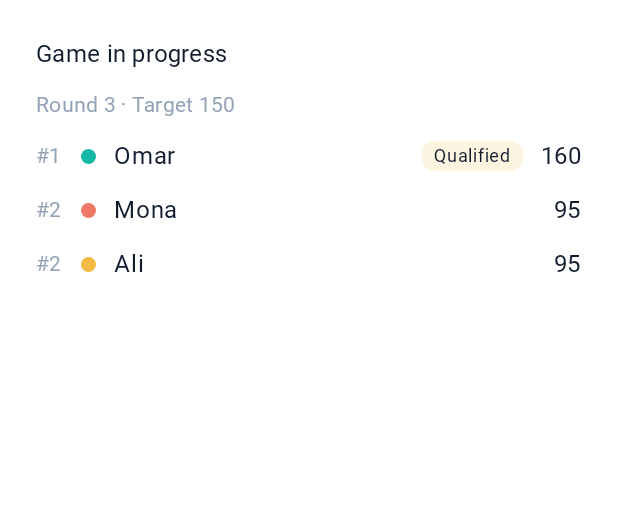
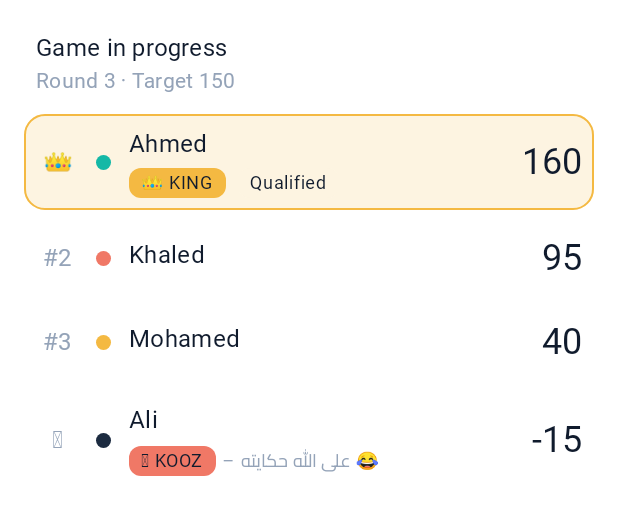
Before and after one commit to khaledX5/kotlin-domino-score-tracker, an Android app built with Jetpack Compose: the @Preview function ActiveGameCardPreview, on a phone screen of 412 x 824 dp. Shown: the top 515 px of the screen. Run offline under Robolectric (Android 15) with nearby library versions, the phone set to English and light mode, and no system bars; Roboto replaces fonts that are not available here.

Commit message:
feat(home): show king and kooz badges with an animated highlight

```diff
--- /dev/null
+++ b/app/src/main/java/io/github/khaledx5/dominoscore/ui/components/RankTitles.kt
@@ -0,0 +1,84 @@
+package io.github.khaledx5.dominoscore.ui.components
+
+import androidx.compose.foundation.layout.Arrangement
+import androidx.compose.foundation.layout.Row
+import androidx.compose.foundation.layout.padding
+import androidx.compose.material3.MaterialTheme
+import androidx.compose.material3.Surface
+import androidx.compose.material3.Text
+import androidx.compose.runtime.Composable
+import androidx.compose.ui.Alignment
+import androidx.compose.ui.Modifier
+import androidx.compose.ui.graphics.Color
+import androidx.compose.ui.res.stringResource
+import androidx.compose.ui.text.font.FontWeight
+import androidx.compose.ui.text.style.TextDirection
+import androidx.compose.ui.tooling.preview.Preview
+import io.github.khaledx5.dominoscore.R
+import io.github.khaledx5.dominoscore.ui.theme.CairoFontFamily
+import io.github.khaledx5.dominoscore.ui.theme.DominoTheme
+import io.github.khaledx5.dominoscore.ui.theme.DominoThemeExtras
+import io.github.khaledx5.dominoscore.ui.theme.Spacing
+
+/** 👑 KING: the player (or players) on the highest score. */
+@Composable
+fun KingBadge(modifier: Modifier = Modifier) {
+    val gameColors = DominoThemeExtras.gameColors
+    TitlePill(
+        text = stringResource(R.string.rank_king_badge),
+        container = gameColors.king,
+        modifier = modifier,
+    )
+}
+
+/** 🪣 KOOZ – على الله حكايته 😂: the player (or players) on the lowest score. The caption stays in Arabic in every language. */
+@Composable
+fun KoozBadge(modifier: Modifier = Modifier) {
+    val gameColors = DominoThemeExtras.gameColors
+    Row(
+        modifier = modifier,
+        verticalAlignment = Alignment.CenterVertically,
+        horizontalArrangement = Arrangement.spacedBy(Spacing.xs),
+    ) {
+        TitlePill(text = stringResource(R.string.rank_kooz_badge), container = gameColors.kooz)
+        Text(
+            text = stringResource(R.string.badge_separator),
+            style = MaterialTheme.typography.labelMedium,
+            color = MaterialTheme.colorScheme.onSurfaceVariant,
+        )
+        Text(
+            text = stringResource(R.string.kooz_caption),
+            style = MaterialTheme.typography.bodySmall.copy(fontFamily = CairoFontFamily),
+            color = MaterialTheme.colorScheme.onSurfaceVariant,
+        )
+    }
+}
+
+@Composable
+private fun TitlePill(text: String, container: Color, modifier: Modifier = Modifier) {
+    Surface(
+        modifier = modifier,
+        shape = MaterialTheme.shapes.extraSmall,
+        color = container,
+        contentColor = MaterialTheme.colorScheme.onSurface,
+    ) {
+        Text(
+            text = text,
+            // The title reads "👑 KING" in both languages: an RTL layout would otherwise move the emoji after it.
+            style = MaterialTheme.typography.labelMedium.copy(textDirection = TextDirection.Ltr),
+            fontWeight = FontWeight.Bold,
+            modifier = Modifier.padding(horizontal = Spacing.s, vertical = Spacing.xs / 2),
+        )
+    }
+}
+
+@Preview(showBackground = true)
+@Composable
+private fun RankTitlesPreview() {
+    DominoTheme {
+        Row(horizontalArrangement = Arrangement.spacedBy(Spacing.s)) {
+            KingBadge()
+            KoozBadge()
+        }
+    }
+}
--- a/app/src/main/java/io/github/khaledx5/dominoscore/ui/home/ActiveGameCard.kt
+++ b/app/src/main/java/io/github/khaledx5/dominoscore/ui/home/ActiveGameCard.kt
@@ -1,28 +1,42 @@
 package io.github.khaledx5.dominoscore.ui.home
 
+import androidx.compose.animation.AnimatedVisibility
+import androidx.compose.animation.animateColorAsState
+import androidx.compose.animation.expandVertically
+import androidx.compose.animation.fadeIn
+import androidx.compose.animation.fadeOut
+import androidx.compose.animation.shrinkVertically
+import androidx.compose.foundation.BorderStroke
 import androidx.compose.foundation.background
 import androidx.compose.foundation.layout.Arrangement
 import androidx.compose.foundation.layout.Box
 import androidx.compose.foundation.layout.Column
+import androidx.compose.foundation.layout.ExperimentalLayoutApi
+import androidx.compose.foundation.layout.FlowRow
 import androidx.compose.foundation.layout.Row
 import androidx.compose.foundation.layout.fillMaxWidth
 import androidx.compose.foundation.layout.padding
 import androidx.compose.foundation.layout.size
+import androidx.compose.foundation.layout.widthIn
 import androidx.compose.foundation.shape.CircleShape
-import androidx.compose.foundation.shape.RoundedCornerShape
 import androidx.compose.material3.Card
 import androidx.compose.material3.CardDefaults
 import androidx.compose.material3.MaterialTheme
+import androidx.compose.material3.Surface
 import androidx.compose.material3.Text
 import androidx.compose.runtime.Composable
+import androidx.compose.runtime.getValue
 import androidx.compose.ui.Alignment
 import androidx.compose.ui.Modifier
+import androidx.compose.ui.graphics.Color
 import androidx.compose.ui.res.stringResource
-import androidx.compose.ui.text.font.FontWeight
+import androidx.compose.ui.text.style.TextAlign
 import androidx.compose.ui.text.style.TextOverflow
 import androidx.compose.ui.tooling.preview.Preview
 import androidx.compose.ui.unit.dp
 import io.github.khaledx5.dominoscore.R
+import io.github.khaledx5.dominoscore.ui.components.KingBadge
+import io.github.khaledx5.dominoscore.ui.components.KoozBadge
 import io.github.khaledx5.dominoscore.ui.theme.DominoTheme
 import io.github.khaledx5.dominoscore.ui.theme.DominoThemeExtras
 import io.github.khaledx5.dominoscore.ui.theme.Spacing
@@ -35,19 +49,20 @@ fun ActiveGameCard(game: ActiveGameUi, modifier: Modifier = Modifier) {
         colors = CardDefaults.cardColors(containerColor = MaterialTheme.colorScheme.surface),
     ) {
         Column(
-            modifier = Modifier.padding(Spacing.xl),
-            verticalArrangement = Arrangement.spacedBy(Spacing.m),
+            modifier = Modifier.padding(Spacing.l),
+            verticalArrangement = Arrangement.spacedBy(Spacing.s),
         ) {
+            Column(modifier = Modifier.padding(horizontal = Spacing.s, vertical = Spacing.xs)) {
                 Text(
                     text = stringResource(R.string.home_active_game_title),
                     style = MaterialTheme.typography.titleMedium,
-                fontWeight = FontWeight.SemiBold,
                 )
                 Text(
                     text = stringResource(R.string.home_active_game_details, game.roundNumber, game.target),
                     style = MaterialTheme.typography.bodyMedium,
                     color = MaterialTheme.colorScheme.onSurfaceVariant,
                 )
+            }
             game.standings.forEach { standing ->
                 StandingRow(standing)
             }
@@ -55,47 +70,91 @@ fun ActiveGameCard(game: ActiveGameUi, modifier: Modifier = Modifier) {
     }
 }
 
+/**
+ * One line of the standings. The KING row gets a gold highlight that fades in and out as the
+ * title moves between players; the badges appear and disappear with a short, quiet transition.
+ */
+@OptIn(ExperimentalLayoutApi::class)
 @Composable
 private fun StandingRow(standing: StandingUi, modifier: Modifier = Modifier) {
     val gameColors = DominoThemeExtras.gameColors
+    val highlight by animateColorAsState(
+        targetValue = if (standing.isKing) gameColors.kingContainer else Color.Transparent,
+        label = "kingHighlight",
+    )
+    val border by animateColorAsState(
+        targetValue = if (standing.isKing) gameColors.king else Color.Transparent,
+        label = "kingBorder",
+    )
+    Surface(
+        modifier = modifier.fillMaxWidth(),
+        shape = MaterialTheme.shapes.medium,
+        color = highlight,
+        border = BorderStroke(1.dp, border),
+    ) {
         Row(
-        modifier = modifier.fillMaxWidth(),
+            modifier = Modifier.padding(Spacing.s),
             verticalAlignment = Alignment.CenterVertically,
             horizontalArrangement = Arrangement.spacedBy(Spacing.m),
         ) {
             Text(
-            text = stringResource(R.string.rank_number, standing.rank),
-            style = MaterialTheme.typography.labelLarge,
+                text = leadingMark(standing),
+                style = MaterialTheme.typography.titleMedium,
                 color = MaterialTheme.colorScheme.onSurfaceVariant,
+                textAlign = TextAlign.Center,
+                modifier = Modifier.widthIn(min = 28.dp),
             )
             Box(
                 modifier = Modifier
                     .size(10.dp)
                     .background(gameColors.players[standing.colorIndex % gameColors.players.size], CircleShape),
             )
+            Column(modifier = Modifier.weight(1f), verticalArrangement = Arrangement.spacedBy(Spacing.xs)) {
                 Text(
                     text = standing.name,
-            style = MaterialTheme.typography.bodyLarge,
+                    style = MaterialTheme.typography.titleMedium,
                     maxLines = 1,
                     overflow = TextOverflow.Ellipsis,
-            modifier = Modifier.weight(1f),
                 )
+                FlowRow(
+                    horizontalArrangement = Arrangement.spacedBy(Spacing.s),
+                    verticalArrangement = Arrangement.spacedBy(Spacing.xs),
+                ) {
+                    AnimatedVisibility(visible = standing.isKing, enter = BadgeEnter, exit = BadgeExit) { KingBadge() }
+                    AnimatedVisibility(visible = standing.isKooz, enter = BadgeEnter, exit = BadgeExit) { KoozBadge() }
                     if (standing.qualified) {
+                        QualifiedBadge()
+                    }
+                }
+            }
+            Text(
+                text = standing.score.toString(),
+                style = MaterialTheme.typography.headlineSmall,
+            )
+        }
+    }
+}
+
+private val BadgeEnter = fadeIn() + expandVertically()
+private val BadgeExit = fadeOut() + shrinkVertically()
+
+@Composable
+private fun leadingMark(standing: StandingUi): String = when {
+    standing.isKing -> stringResource(R.string.rank_king_mark)
+    standing.isKooz -> stringResource(R.string.rank_kooz_mark)
+    else -> stringResource(R.string.rank_number, standing.rank)
+}
+
+@Composable
+private fun QualifiedBadge(modifier: Modifier = Modifier) {
     Text(
         text = stringResource(R.string.qualified),
         style = MaterialTheme.typography.labelMedium,
         color = MaterialTheme.colorScheme.onSurface,
-                modifier = Modifier
-                    .background(gameColors.qualifiedContainer, MaterialTheme.shapes.extraSmall)
-                    .padding(horizontal = Spacing.s, vertical = 2.dp),
+        modifier = modifier
+            .background(DominoThemeExtras.gameColors.qualifiedContainer, MaterialTheme.shapes.extraSmall)
+            .padding(horizontal = Spacing.s, vertical = Spacing.xs / 2),
     )
-        }
-        Text(
-            text = standing.score.toString(),
-            style = MaterialTheme.typography.titleMedium,
-            fontWeight = FontWeight.SemiBold,
-        )
-    }
 }
 
 @Preview
@@ -107,9 +166,26 @@ private fun ActiveGameCardPreview() {
                 roundNumber = 3,
                 target = 150,
                 standings = listOf(
-                    StandingUi(playerId = 1, rank = 1, name = "Omar", score = 160, colorIndex = 0, qualified = true),
-                    StandingUi(playerId = 2, rank = 2, name = "Mona", score = 95, colorIndex = 1, qualified = false),
-                    StandingUi(playerId = 3, rank = 2, name = "Ali", score = 95, colorIndex = 2, qualified = false),
+                    StandingUi(
+                        1,
+                        rank = 1,
+                        name = "Ahmed",
+                        score = 160,
+                        colorIndex = 0,
+                        qualified = true,
+                        isKing = true,
+                    ),
+                    StandingUi(2, rank = 2, name = "Khaled", score = 95, colorIndex = 1, qualified = false),
+                    StandingUi(3, rank = 3, name = "Mohamed", score = 40, colorIndex = 2, qualified = false),
+                    StandingUi(
+                        4,
+                        rank = 4,
+                        name = "Ali",
+                        score = -15,
+                        colorIndex = 3,
+                        qualified = false,
+                        isKooz = true,
+                    ),
                 ),
             ),
         )
--- a/app/src/main/java/io/github/khaledx5/dominoscore/ui/home/HomeUiState.kt
+++ b/app/src/main/java/io/github/khaledx5/dominoscore/ui/home/HomeUiState.kt
@@ -22,12 +22,14 @@ data class StandingUi(
     val score: Int,
     val colorIndex: Int,
     val qualified: Boolean,
+    val isKing: Boolean = false,
+    val isKooz: Boolean = false,
 )
 
 internal fun GameSnapshot.toActiveGameUi(): ActiveGameUi = ActiveGameUi(
     roundNumber = checkNotNull(game.currentRound) { "An active game always has a round in progress" }.number,
     target = game.target.value,
-    standings = ranking.map { (rank, player) ->
+    standings = ranking.map { (rank, player, isKing, isKooz) ->
         StandingUi(
             playerId = player.id.value,
             rank = rank,
@@ -35,6 +37,8 @@ internal fun GameSnapshot.toActiveGameUi(): ActiveGameUi = ActiveGameUi(
             score = player.score,
             colorIndex = player.colorIndex,
             qualified = player.isQualified(game.target),
+            isKing = isKing,
+            isKooz = isKooz,
         )
     },
 )
--- a/app/src/main/res/values/strings.xml
+++ b/app/src/main/res/values/strings.xml
@@ -6,6 +6,13 @@
     <string name="home_active_game_details">Round %1$d · Target %2$d</string>
     <string name="rank_number">#%1$d</string>
     <string name="qualified">Qualified</string>
+    <!-- KING and KOOZ are the app's own ranking titles: the same words and caption in every language. -->
+    <string name="rank_king_mark" translatable="false">👑</string>
+    <string name="rank_kooz_mark" translatable="false">🪣</string>
+    <string name="rank_king_badge" translatable="false">👑 KING</string>
+    <string name="rank_kooz_badge" translatable="false">🪣 KOOZ</string>
+    <string name="badge_separator" translatable="false">–</string>
+    <string name="kooz_caption" translatable="false">على الله حكايته 😂</string>
     <string name="home_new_game">New game</string>
     <string name="navigate_back">Back</string>
     <string name="cancel">Cancel</string>
```
Also changed, not shown: 2 other files. Lines whose indentation alone changed are shown as unchanged.
